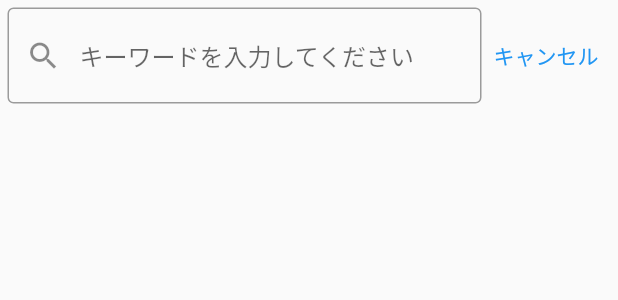
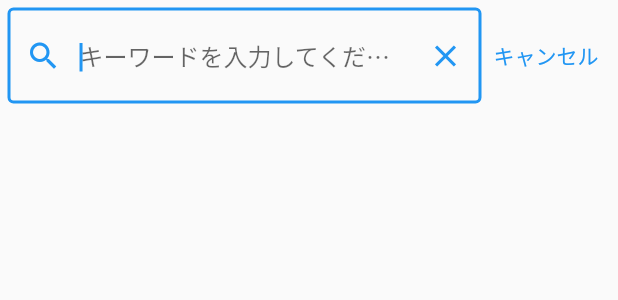
Before and after one commit to railgun-0402/Qiita_Riverpod, a Flutter app: the SearchArticleTopPage widget shown alone on an empty page, opened directly, on a phone screen of 412 x 824 dp. Shown: the top 300 px of the screen. Run offline on Flutter 3.47's test engine with Material 2 defaults, Android fonts, the phone set to English and light mode, and no system bars; our stand-ins replace dio, flutter_riverpod, freezed_annotation, webview_flutter; network calls fail.

Commit message:
検索タブのTextFieldにクリアボタンを設置

```diff
--- a/lib/view/search_top/search_top_page.dart
+++ b/lib/view/search_top/search_top_page.dart
@@ -20,6 +20,12 @@ class SearchArticleTopPageState extends ConsumerState<SearchArticleTopPage> {
 
   /// テキストフィールドのPadding
   static const double textFieldPadding = 2;
+
+  @override
+  void initState() {
+    super.initState();
+    _searchController = TextEditingController(text: ref.read(searchState));
+  }
 
   @override
   void didChangeDependencies() {
@@ -114,11 +120,12 @@ class _SearchBarState extends State<_SearchBar> {
   final bool _autoFocus = true;
 
   /// 検索バーのController
-  // late TextEditingController? _searchKeywordController;
+  late TextEditingController? _searchKeywordController;
 
   @override
   void didChangeDependencies() {
     super.didChangeDependencies();
+    _searchKeywordController = widget._searchKeywordController;
     _focusNode.addListener(() {
       if (_focusNode.hasFocus) {
         // フォーカスが当てられた時
@@ -144,15 +151,22 @@ class _SearchBarState extends State<_SearchBar> {
           Flexible(
             child: TextFormField(
               focusNode: _focusNode,
-              decoration: const InputDecoration(
+              decoration: InputDecoration(
+                suffixIcon: IconButton(
+                    onPressed: () {
+                      // TextField内の×ボタン押下時処理
+                      _searchKeywordController?.clear();
+                    },
+                    icon: const Icon(Icons.clear),
+                ),
                 hintText: hintText,
-                prefixIcon: Icon(
+                prefixIcon: const Icon(
                   Icons.search,
                 ),
-                border: OutlineInputBorder(),
+                border: const OutlineInputBorder(),
               ),
-              // autofocus: _autoFocus,
-              // controller: _searchKeywordController,
+              autofocus: _autoFocus,
+              controller: _searchKeywordController,
             ),
           ),
           const _CancelButton(),
--- a/pubspec.yaml
+++ b/pubspec.yaml
@@ -42,6 +42,7 @@ dependencies:
   webview_flutter: ^2.0.8
   http: ^0.13.5
   url_launcher: ^6.1.10
+  flutter_hooks: ^0.18.6
 
 dev_dependencies:
   flutter_test:
```
Also changed, not shown: pubspec.lock.
